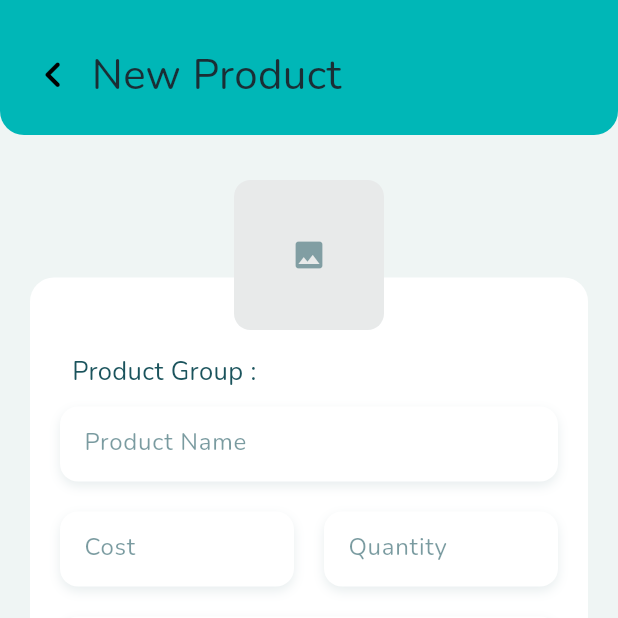
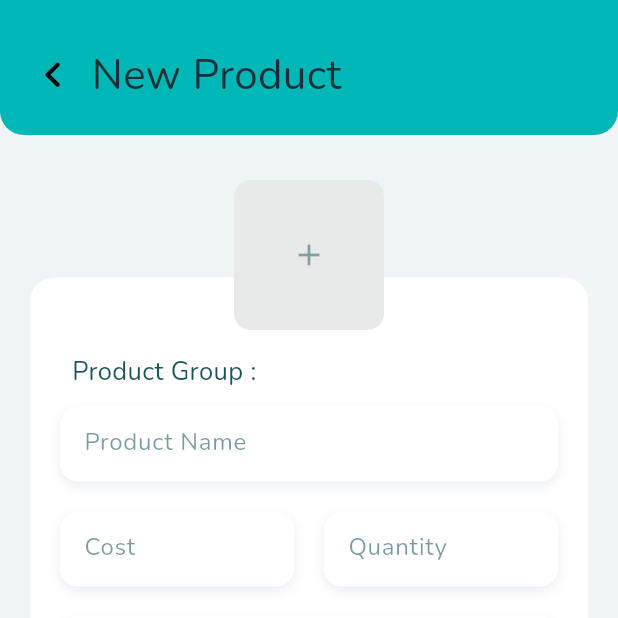
Before and after one commit to MohammedNabilAwad/stock_management, a Flutter app: the ProductGroupPage screen opened directly with empty values, after a tap on the "add" icon, on a phone screen of 412 x 824 dp, the top half of it. Run offline on Flutter 3.47's test engine with Material 3 defaults, Android fonts, the phone set to English and light mode, and no system bars; our stand-ins replace cached_network_image, cloud_firestore, double_back_to_close_app, firebase_auth, firebase_core, flutter_svg and 1 more; accounts and stored records are empty.

Commit message:
add icons in product card

```diff
--- a/lib/screens/new_product_page.dart
+++ b/lib/screens/new_product_page.dart
@@ -132,7 +132,9 @@ class NewProductPage extends StatelessWidget {
                                       children: [
                                         Padding(
                                           padding: const EdgeInsets.only(
-                                              left: 8, bottom: 12,),
+                                            left: 8,
+                                            bottom: 12,
+                                          ),
                                           child: Text(
                                             "Product Group : $group",
                                             style: const TextStyle(
@@ -449,7 +451,7 @@ class NewProductPage extends StatelessWidget {
                                             child: (newProduct.image == null)
                                                 ? Center(
                                                     child: Icon(
-                                                      Icons.image,
+                                                      Icons.add,
                                                       color: ColorPalette
                                                           .nileBlue
                                                           .withOpacity(0.5),
--- a/lib/widgets/product_card.dart
+++ b/lib/widgets/product_card.dart
@@ -45,7 +45,7 @@ class ProductCard extends StatelessWidget {
               child: (product!.image == null)
                   ? Center(
                       child: Icon(
-                        Icons.image,
+                        Icons.check,
                         color: ColorPalette.nileBlue.withOpacity(0.5),
                       ),
                     )
```
